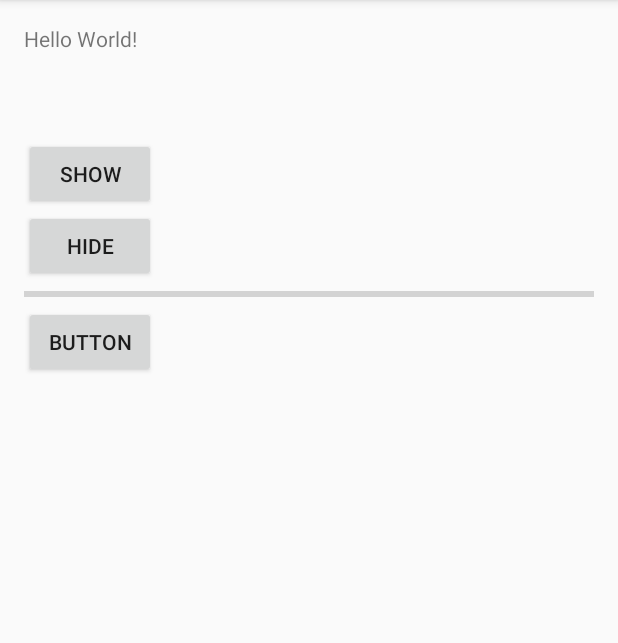
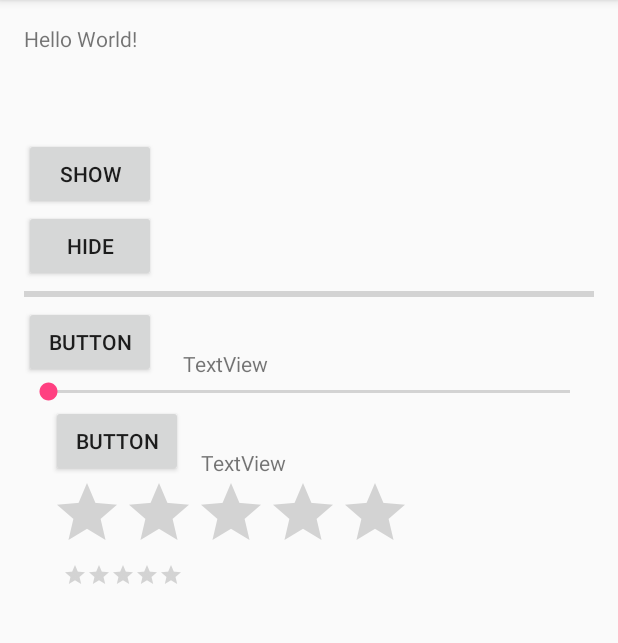
Before and after one commit to Shaojung/DB011401, an Android app: the screen it shows after launch (MainActivity), after a tap on "HIDE", on a phone screen of 412 x 824 dp, the part 84-727 px from its top. Run offline under Robolectric (Android 15) with nearby library versions, the phone set to English and light mode, and no system bars.

Commit message:
setProgress

```diff
--- a/app/src/main/java/com/example/student/db011401/MainActivity.java
+++ b/app/src/main/java/com/example/student/db011401/MainActivity.java
@@ -4,9 +4,13 @@ import android.support.v7.app.AppCompatActivity;
 import android.os.Bundle;
 import android.view.View;
 import android.widget.ProgressBar;
+import android.widget.SeekBar;
+import android.widget.TextView;
 
 public class MainActivity extends AppCompatActivity {
     ProgressBar pb, pb2;
+    SeekBar sb;
+    TextView tv2;
     @Override
     protected void onCreate(Bundle savedInstanceState) {
         super.onCreate(savedInstanceState);
@@ -14,6 +18,25 @@ public class MainActivity extends AppCompatActivity {
 
         pb = (ProgressBar) findViewById(R.id.progressBar);
         pb2 = (ProgressBar) findViewById(R.id.progressBar2);
+        sb = (SeekBar) findViewById(R.id.seekBar);
+        tv2 = (TextView) findViewById(R.id.textView2);
+
+        sb.setOnSeekBarChangeListener(new SeekBar.OnSeekBarChangeListener() {
+            @Override
+            public void onProgressChanged(SeekBar seekBar, int progress, boolean fromUser) {
+                tv2.setText(String.valueOf(progress));
+            }
+
+            @Override
+            public void onStartTrackingTouch(SeekBar seekBar) {
+
+            }
+
+            @Override
+            public void onStopTrackingTouch(SeekBar seekBar) {
+
+            }
+        });
     }
     public void clickShow(View v)
     {
--- a/app/src/main/res/layout/activity_main.xml
+++ b/app/src/main/res/layout/activity_main.xml
@@ -61,4 +61,52 @@
         android:layout_alignParentStart="true"
         android:id="@+id/button3"
         android:onClick="clickAdd" />
+
+    <SeekBar
+        android:layout_width="wrap_content"
+        android:layout_height="wrap_content"
+        android:layout_below="@+id/button3"
+        android:layout_alignParentStart="true"
+        android:id="@+id/seekBar"
+        android:layout_alignParentEnd="true" />
+
+    <TextView
+        android:text="TextView"
+        android:layout_width="wrap_content"
+        android:layout_height="wrap_content"
+        android:layout_above="@+id/seekBar"
+        android:layout_alignEnd="@+id/progressBar"
+        android:id="@+id/textView2" />
+
+    <Button
+        android:text="Button"
+        android:layout_width="wrap_content"
+        android:layout_height="wrap_content"
+        android:layout_below="@+id/seekBar"
+        android:layout_toStartOf="@+id/textView2"
+        android:id="@+id/button4" />
+
+    <TextView
+        android:text="TextView"
+        android:layout_width="wrap_content"
+        android:layout_height="wrap_content"
+        android:layout_alignBottom="@+id/button4"
+        android:layout_toEndOf="@+id/button4"
+        android:layout_marginStart="12dp"
+        android:id="@+id/textView3" />
+
+    <RatingBar
+        android:layout_width="wrap_content"
+        android:layout_height="wrap_content"
+        android:layout_below="@+id/button4"
+        android:layout_alignStart="@+id/button4"
+        android:id="@+id/ratingBar" />
+
+    <RatingBar
+        android:layout_width="wrap_content"
+        android:layout_height="wrap_content"
+        android:id="@+id/ratingBar2"
+        style="@style/Widget.AppCompat.RatingBar.Small"
+        android:layout_below="@+id/ratingBar"
+        android:layout_toStartOf="@+id/textView3" />
 </RelativeLayout>
```
